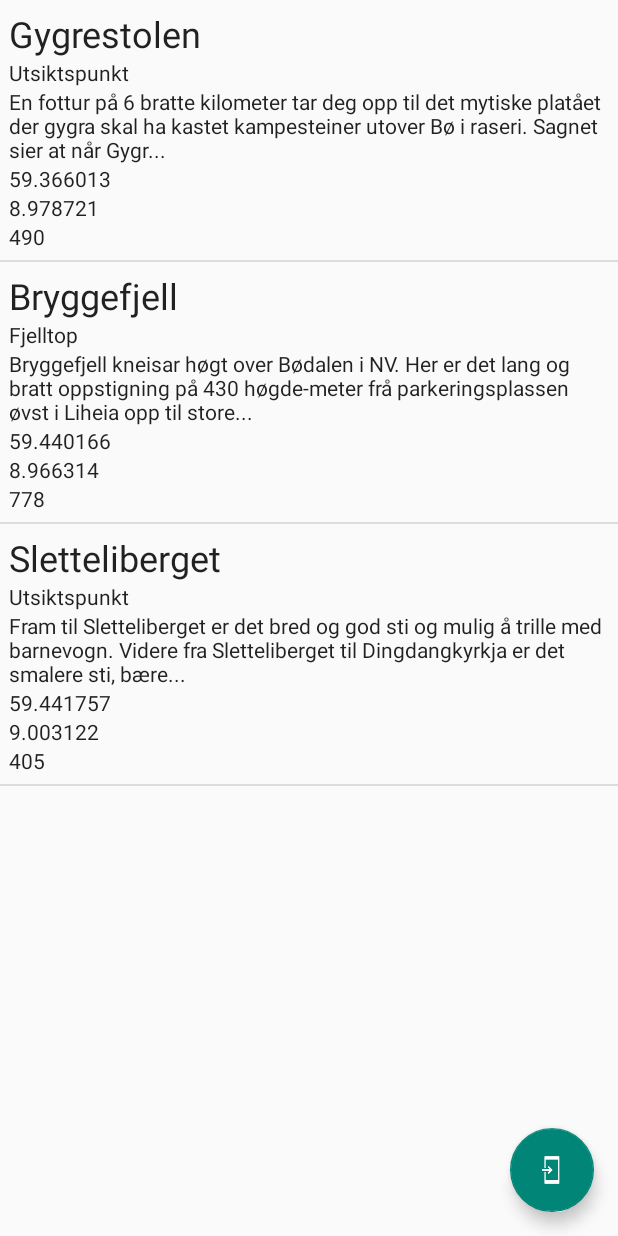
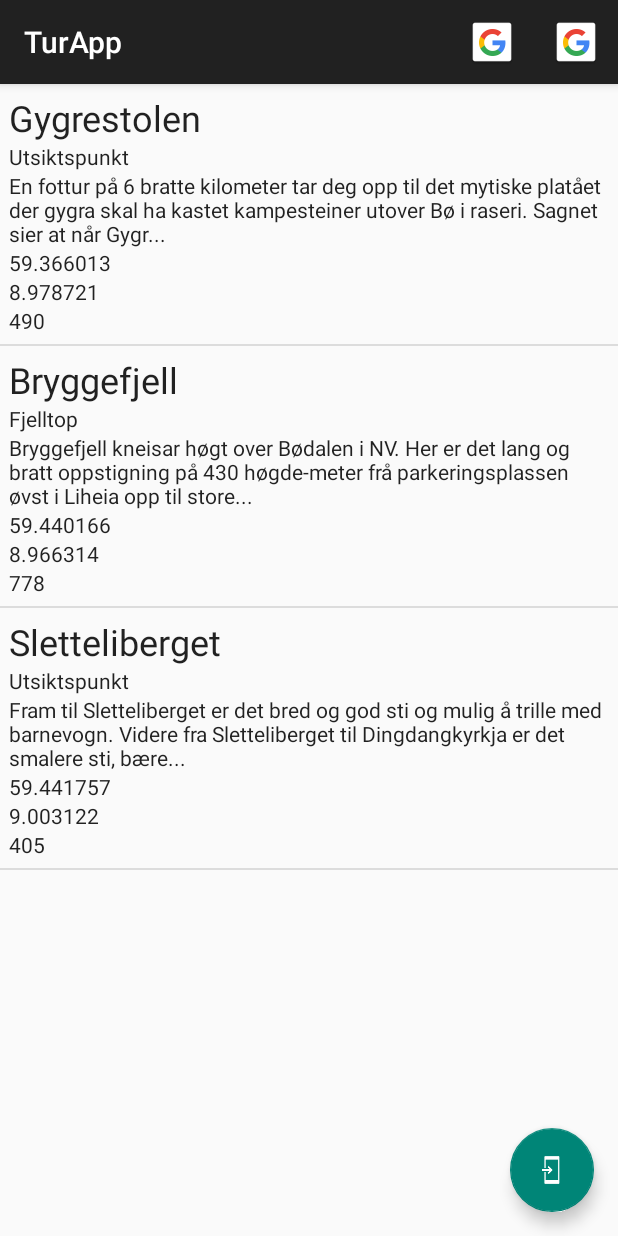
Before and after one commit to steepmountain/sturdy-goblet, an Android app: the screen it shows after launch (MainActivity), on a phone screen of 412 x 824 dp. Run offline under Robolectric (Android 15) with nearby library versions, the phone set to English and light mode, and no system bars.

Commit message:
Added action bar buttons

```diff
--- a/app/src/main/AndroidManifest.xml
+++ b/app/src/main/AndroidManifest.xml
@@ -11,7 +11,7 @@
         android:label="@string/app_name"
         android:roundIcon="@mipmap/ic_launcher_round"
         android:supportsRtl="true"
-        android:theme="@style/Theme.AppCompat.Light.DarkActionBar">
+        android:theme="@style/MyTheme">
         <meta-data android:name="com.google.android.geo.API_KEY"
         android:value="AIzaSyCT7pmxJ2YuF3uXh76J8iWSWjlbzJyTq7Q"/>
         <activity android:name=".MainActivity">
--- a/app/src/main/java/com/example/ruben/turapp/MainActivity.java
+++ b/app/src/main/java/com/example/ruben/turapp/MainActivity.java
@@ -1,16 +1,17 @@
 package com.example.ruben.turapp;
 
 import android.Manifest;
-import android.app.Activity;
 import android.app.Fragment;
 import android.app.FragmentManager;
 import android.app.FragmentTransaction;
 import android.content.pm.PackageManager;
 import android.os.Bundle;
 import android.support.v4.app.ActivityCompat;
-import android.support.v4.content.ContextCompat;
+import android.support.v7.app.AppCompatActivity;
+import android.view.Menu;
+import android.view.MenuItem;
 
-public class MainActivity extends Activity {
+public class MainActivity extends AppCompatActivity {
 
     // Request-koder for permissions
     private static final int REQUEST_CODE_FINE_LOCATION = 0;
@@ -38,6 +39,31 @@ public class MainActivity extends Activity {
         transaction.commit();
     }
 
-    // TODO: Run all fragments through MainActivity function
+    // Lager menyen til action bar
+    @Override
+    public boolean onCreateOptionsMenu( Menu menu )
+    {
+        getMenuInflater().inflate( R.menu.action_bar_menu, menu );
+        return true;
+    }
+
+    // Håndterer meny actions
+    @Override
+    public boolean onOptionsItemSelected(MenuItem item) {
+        switch (item.getItemId()) {
+            case R.id.action_bar_menu_sync:
+                // TODO: attempt to sync the SQLite DB with the API
+                return true;
+
+            case R.id.action_bar_menu_settings:
+                // TODO: go to settings fragment
+                return true;
+
+
+            default:
+                return true;
+
+        }
+    }
 
 }
--- a/app/src/main/java/com/example/ruben/turapp/NyTurFragment.java
+++ b/app/src/main/java/com/example/ruben/turapp/NyTurFragment.java
@@ -23,7 +23,11 @@ public class NyTurFragment extends Fragment {
     public View onCreateView(LayoutInflater inflater, ViewGroup container,
                              Bundle savedInstanceState) {
         // Inflate the layout for this fragment
-        return inflater.inflate(R.layout.fragment_ny_tur, container, false);
+        View fragment = inflater.inflate(R.layout.fragment_ny_tur, container, false);
+
+        // TODO: get current position and make in-data fields
+
+        return fragment;
     }
 
 }
--- a/app/src/main/java/com/example/ruben/turapp/TurListeFragment.java
+++ b/app/src/main/java/com/example/ruben/turapp/TurListeFragment.java
@@ -42,7 +42,7 @@ public class TurListeFragment extends Fragment {
         FloatingActionButton btnFab = (FloatingActionButton) fragment.findViewById(R.id.fragment_tur_liste_fab);
         btnFab.setOnClickListener(new View.OnClickListener() {
             public void onClick(View v) {
-                Fragment fragment = new DetaljertTurFragment();
+                Fragment fragment = new NyTurFragment();
                 FragmentManager fm = getFragmentManager();
                 FragmentTransaction transaction = fm.beginTransaction().addToBackStack(null);
                 transaction.replace(R.id.activity_main_content_fragment, fragment);
--- /dev/null
+++ b/app/src/main/res/menu/action_bar_menu.xml
@@ -0,0 +1,18 @@
+<menu xmlns:android="http://schemas.android.com/apk/res/android"
+    xmlns:app="http://schemas.android.com/apk/res-auto">
+
+    <item
+        android:id="@+id/action_bar_menu_settings"
+        android:icon="@drawable/common_google_signin_btn_icon_light"
+        android:orderInCategory="1"
+        android:title="Settings"
+        app:showAsAction="always" />
+
+    <item
+        android:id="@+id/action_bar_menu_sync"
+        android:orderInCategory="2"
+        android:icon="@drawable/common_google_signin_btn_icon_light"
+        android:title="Sync"
+        app:showAsAction="always" />
+
+</menu>
--- a/app/src/main/res/values/styles.xml
+++ b/app/src/main/res/values/styles.xml
@@ -1,8 +1,8 @@
 <resources>
 
     <!-- Base application theme. -->
-    <style name="AppTheme" parent="android:Theme.Material.Light.DarkActionBar">
-        <!-- Customize your theme here. -->
+    <style name="MyTheme" parent="Theme.AppCompat.Light.DarkActionBar">
+        <item name="windowActionBar">true</item>
     </style>
 
 </resources>
```
